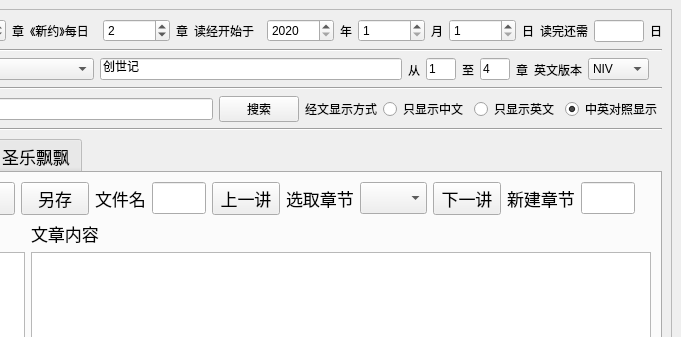
Above: ui_bible_reading_reminder_new2.ui from jackey-qiu/Bible_Reader before the change; both pictures show x 759 to 1440 and y 0 to 337 of the 1440 by 823 pixel window. Below: the same form after it.
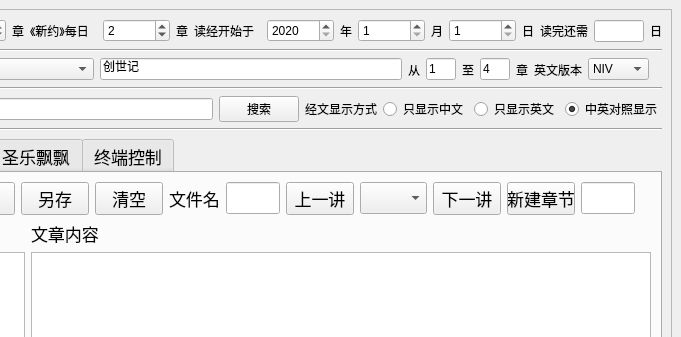
That is the form after the change. The open tabs and pages were chosen to show the change. Icons and pictures are not drawn. Custom widgets are drawn as their Qt base class.

```diff
--- a/ui_bible_reading_reminder_new2.ui
+++ b/ui_bible_reading_reminder_new2.ui
@@ -884,6 +884,13 @@
                 </property>
                </widget>
               </item>
+              <item>
+               <widget class="QPushButton" name="pushButton_clear_all">
+                <property name="text">
+                 <string>清空</string>
+                </property>
+               </widget>
+              </item>
               <item>
                <widget class="QLabel" name="label_22">
                 <property name="text">
@@ -908,13 +915,6 @@
                 </property>
                </widget>
               </item>
-              <item>
-               <widget class="QLabel" name="label_26">
-                <property name="text">
-                 <string>选取章节</string>
-                </property>
-               </widget>
-              </item>
               <item>
                <widget class="QComboBox" name="comboBox_book_chapter">
                 <property name="sizePolicy">
@@ -933,7 +933,7 @@
                </widget>
               </item>
               <item>
-               <widget class="QLabel" name="label_34">
+               <widget class="QPushButton" name="pushButton_new_chapter">
                 <property name="text">
                  <string>新建章节</string>
                 </property>
@@ -1348,6 +1348,16 @@
             </item>
            </layout>
           </widget>
+          <widget class="QWidget" name="tab_7">
+           <attribute name="title">
+            <string>终端控制</string>
+           </attribute>
+           <layout class="QHBoxLayout" name="horizontalLayout_20">
+            <item>
+             <widget class="TerminalWidget" name="widget_terminal" native="true"/>
+            </item>
+           </layout>
+          </widget>
          </widget>
         </item>
         <item>
@@ -1484,6 +1494,12 @@
    <header>videowidget.h</header>
    <container>1</container>
   </customwidget>
+  <customwidget>
+   <class>TerminalWidget</class>
+   <extends>QWidget</extends>
+   <header>terminal_widget.h</header>
+   <container>1</container>
+  </customwidget>
  </customwidgets>
  <resources/>
  <connections/>
```
Left out of the diff: 2 changed lines with no effect on the pictures.
